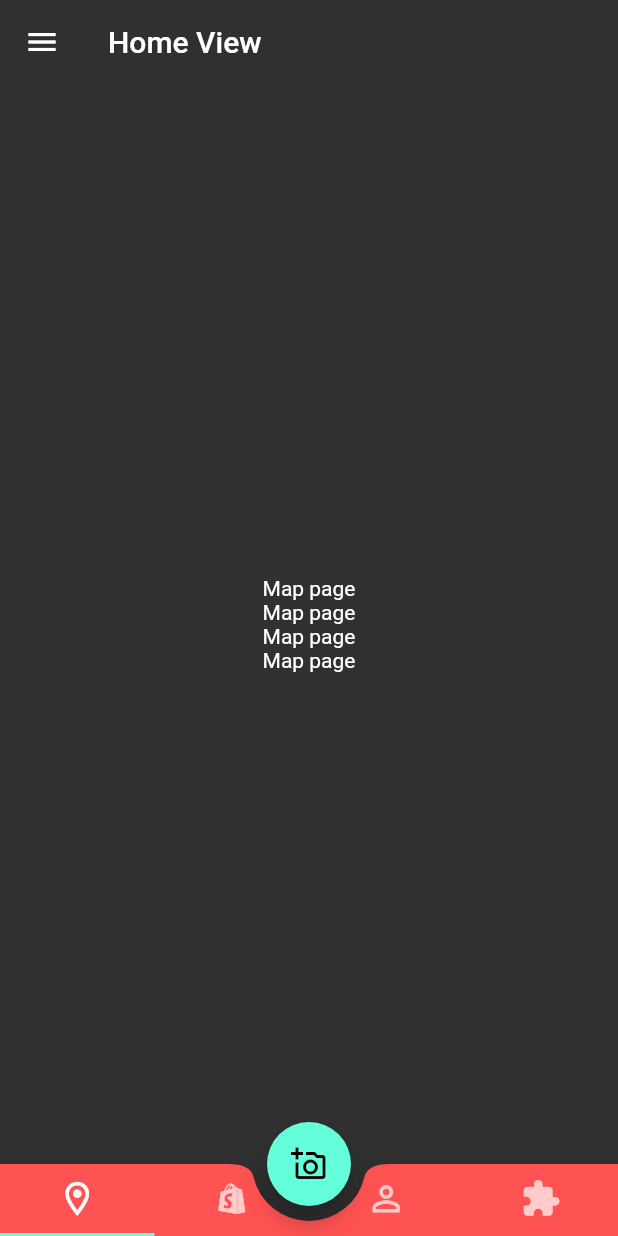
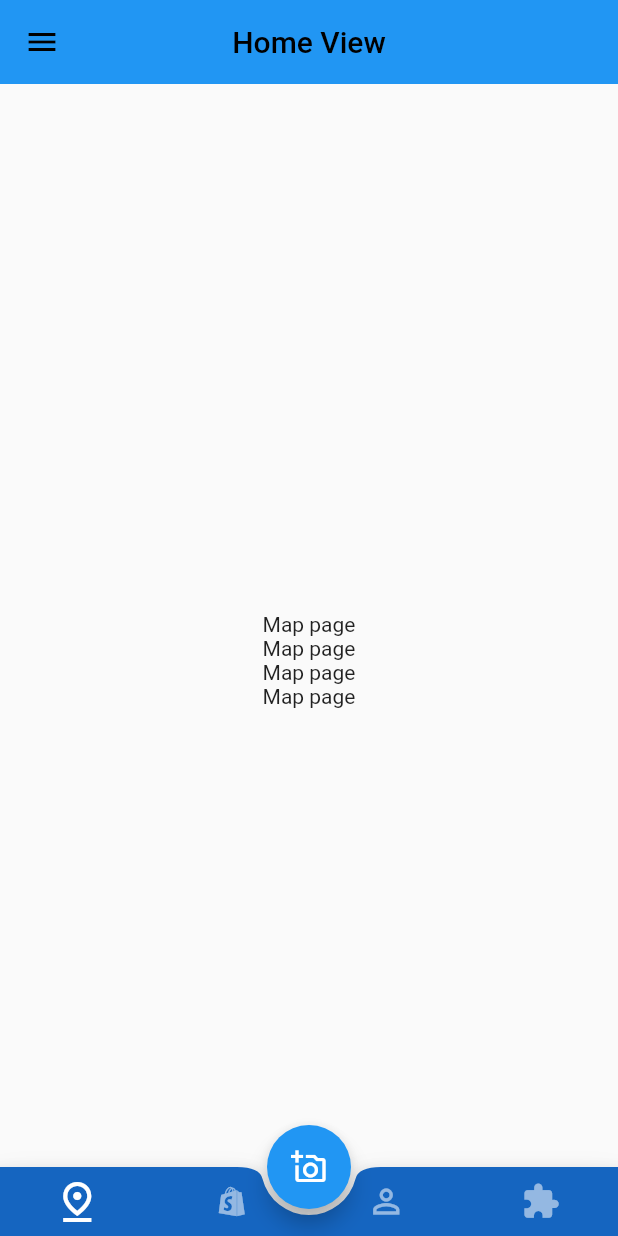
Before and after one commit to Berkay-Ates/kelepir_frontend, a Flutter app: the screen it shows after launch, after a tap on the "add a photo" icon, on a phone screen of 412 x 824 dp. Run offline on Flutter 3.47's test engine with Material 2 defaults, Android fonts, the light colour scheme and no system bars.

Commit message:
some theme added next would be auth, cache etc

```diff
--- /dev/null
+++ b/lib/core/init/theme/apptheme/app_theme.dart
@@ -0,0 +1,14 @@
+// ignore_for_file: public_member_api_docs, sort_constructors_first
+import 'package:flutter/material.dart';
+
+import 'package:kelepir/core/init/theme/iappTheme/iapp_theme.dart';
+
+class ProjectAppTheme<T extends IAppTheme> {
+  late final ThemeData themeData;
+  T appTheme;
+  ProjectAppTheme({
+    required this.appTheme,
+  }) {
+    themeData = appTheme.themeData;
+  }
+}
--- /dev/null
+++ b/lib/core/init/theme/iappTheme/iapp_theme.dart
@@ -0,0 +1,5 @@
+import 'package:flutter/material.dart';
+
+abstract class IAppTheme {
+  ThemeData get themeData;
+}
--- /dev/null
+++ b/lib/core/init/theme/lightTheme/i_light_theme.dart
@@ -0,0 +1,5 @@
+import 'package:kelepir/core/init/theme/lightTheme/light_theme_arguments.dart';
+
+abstract class ILightTheme {
+  LightThemeArguments? lightThemeArguments = LightThemeArguments.instance;
+}
--- /dev/null
+++ b/lib/core/init/theme/lightTheme/light_theme.dart
@@ -0,0 +1,16 @@
+import 'package:flutter/material.dart';
+import 'package:flutter/services.dart';
+import 'package:kelepir/core/init/theme/lightTheme/i_light_theme.dart';
+
+import '../iappTheme/iapp_theme.dart';
+
+class ProjectLightTheme extends ILightTheme with IAppTheme {
+  @override
+  ThemeData get themeData => ThemeData.light().copyWith(
+        appBarTheme: AppBarTheme(
+          foregroundColor: lightThemeArguments!.blackColor,
+          systemOverlayStyle: SystemUiOverlayStyle.dark,
+          centerTitle: true,
+        ),
+      );
+}
--- /dev/null
+++ b/lib/core/init/theme/lightTheme/light_theme_arguments.dart
@@ -0,0 +1,24 @@
+import 'package:flutter/material.dart';
+
+class LightThemeArguments {
+  //* this has to be singleton because only one argument class needed to get arguments
+
+  //* eager singleton
+  //? static LightThemeArguments? get instance => LightThemeArguments._();
+
+  //* lazy singleton
+  static LightThemeArguments? _instance;
+  static LightThemeArguments? get instance {
+    _instance ??= _instance = LightThemeArguments._();
+    return _instance;
+  }
+
+  LightThemeArguments._();
+
+  Color blackColor = Colors.black;
+  Color amberColor = Colors.amber;
+}
+
+
+
+//* there are two type of singleton structure bearer and lazy we will prefer lazy one or bearer
--- a/lib/feature/home/view/home_view.dart
+++ b/lib/feature/home/view/home_view.dart
@@ -1,6 +1,7 @@
 import 'package:flutter/material.dart';
-import 'package:kelepir/product/constants/ic_sizes/Icon_Size.dart';
+import 'package:kelepir/product/constants/ic_sizes/icon_size.dart';
 import 'package:kelepir/product/constants/margins/margins.dart';
+import 'package:kelepir/product/constants/paddings/project_paddings.dart';
 import 'package:kelepir/product/widgets/dummyViews.dart';
 import '../../../product/enums/tabbar_enums.dart';
 
@@ -12,24 +13,35 @@ class HomeView extends StatefulWidget {
 
 class _HomeViewState extends State<HomeView> with TickerProviderStateMixin {
   late final _tabController;
+  int _selectedIndx = 0;
   final String title = 'Home View';
   @override
   void initState() {
     super.initState();
-    _tabController = TabController(length: Tabs.values.length, vsync: this);
+    _tabController = TabController(length: TabEnums.values.length, vsync: this);
+  }
+
+  void setTabIndx(int index) {
+    _tabController.animateTo(index);
+    _selectedIndx = index;
   }
 
   @override
   Widget build(BuildContext context) {
     return DefaultTabController(
-        length: Tabs.values.length,
+        length: TabEnums.values.length,
         child: Scaffold(
-          appBar: AppBar(title: Text(title), elevation: 0, backgroundColor: Colors.transparent),
+          extendBody: true,
+          appBar: AppBar(
+            centerTitle: true,
+            title: Text(title),
+            elevation: 0,
+          ),
           floatingActionButton: FloatingActionButton(onPressed: (() {}), child: const Icon(Icons.add_a_photo_outlined)),
           floatingActionButtonLocation: FloatingActionButtonLocation.centerDocked,
           drawer: Drawer(
             child: Padding(
-              padding: const EdgeInsets.all(8.0),
+              padding: const EdgeInsets.all(ProjectPaddings.smallx3),
               child: Column(
                 mainAxisAlignment: MainAxisAlignment.center,
                 children: const [
@@ -42,13 +54,29 @@ class _HomeViewState extends State<HomeView> with TickerProviderStateMixin {
             ),
           ),
           bottomNavigationBar: BottomAppBar(
-            color: Colors.redAccent,
+            color: Colors.blue[800],
             shape: const CircularNotchedRectangle(),
             notchMargin: ProjectMargins.nothcedMargin,
-            child: TabBar(
-                padding: EdgeInsets.zero,
-                controller: _tabController,
-                tabs: Tabs.values.map((e) => Tab(child: Icon(e.getIcons(), size: IconSizes.iConLargeSize))).toList()),
+            child: Row(
+                children: TabEnums.values
+                    .map((e) => Expanded(
+                        flex: 1,
+                        child: Tab(
+                          iconMargin: const EdgeInsets.all(ProjectMargins.smallMargin),
+                          icon: IconButton(
+                            padding: EdgeInsets.zero,
+                            onPressed: () {
+                              setTabIndx(e.index);
+                              setState(() {});
+                            },
+                            icon: Icon(e.getIcons()),
+                            color: _selectedIndx == e.index ? Colors.white : Colors.white54,
+                            iconSize: _selectedIndx == e.index
+                                ? ProjectIconSizes.iConTabbarSelected
+                                : ProjectIconSizes.iConTabbarnormal,
+                          ),
+                        )))
+                    .toList()),
           ),
           body: TabBarView(
             controller: _tabController,
--- a/lib/main.dart
+++ b/lib/main.dart
@@ -1,5 +1,7 @@
 import 'package:flutter/material.dart';
+import 'package:kelepir/core/init/theme/apptheme/app_theme.dart';
 
+import 'core/init/theme/lightTheme/light_theme.dart';
 import 'feature/home/view/home_view.dart';
 
 void main() {
@@ -14,7 +16,7 @@ class MyApp extends StatelessWidget {
     return MaterialApp(
       title: 'Flutter Demo',
       debugShowCheckedModeBanner: false,
-      theme: ThemeData.dark(),
+      theme: ProjectAppTheme<ProjectLightTheme>(appTheme: ProjectLightTheme()).themeData,
       home: const HomeView(),
     );
   }
--- /dev/null
+++ b/lib/product/constants/durations/project_durations.dart
@@ -0,0 +1,3 @@
+class ProjectDurations {
+  static const lowDuration = Duration(seconds: 5);
+}
--- a/lib/product/constants/ic_sizes/icon_size.dart
+++ b/lib/product/constants/ic_sizes/icon_size.dart
@@ -1,5 +1,8 @@
-class IconSizes {
+class ProjectIconSizes {
   static const iConNormalSize = 18.0;
   static const iConSmallSize = 12.0;
-  static const iConLargeSize = 27.0;
+  static const iConLargeSize = 24.0;
+
+  static const iConTabbarSelected = 32.0;
+  static const iConTabbarnormal = 26.0;
 }
--- a/lib/product/constants/margins/margins.dart
+++ b/lib/product/constants/margins/margins.dart
@@ -1,3 +1,4 @@
 class ProjectMargins {
-  static const nothcedMargin = 10.0;
+  static const nothcedMargin = 4.0;
+  static const smallMargin = 6.0;
 }
--- /dev/null
+++ b/lib/product/constants/paddings/project_paddings.dart
@@ -0,0 +1,3 @@
+class ProjectPaddings {
+  static const smallx3 = 3.0;
+}
--- a/lib/product/enums/tabbar_enums.dart
+++ b/lib/product/enums/tabbar_enums.dart
@@ -1,21 +1,21 @@
 import 'package:flutter/material.dart';
 
-enum Tabs { map, list, profile, extra }
+enum TabEnums { map, list, profile, extra }
 
-extension UpperCase on Tabs {
+extension UpperCase on TabEnums {
   String upperCaseFirstLetter() {
     return name.toUpperCase();
   }
 
   IconData getIcons() {
     switch (this) {
-      case Tabs.map:
-        return Icons.location_on_outlined;
-      case Tabs.list:
+      case TabEnums.map:
+        return Icons.pin_drop_outlined;
+      case TabEnums.list:
         return Icons.shopify_outlined;
-      case Tabs.profile:
+      case TabEnums.profile:
         return Icons.person_outline_outlined;
-      case Tabs.extra:
+      case TabEnums.extra:
         return Icons.extension_rounded;
     }
   }
```
